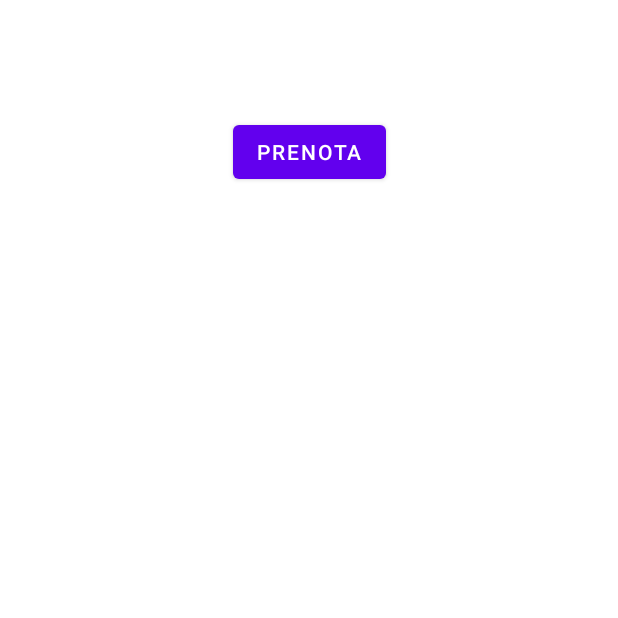
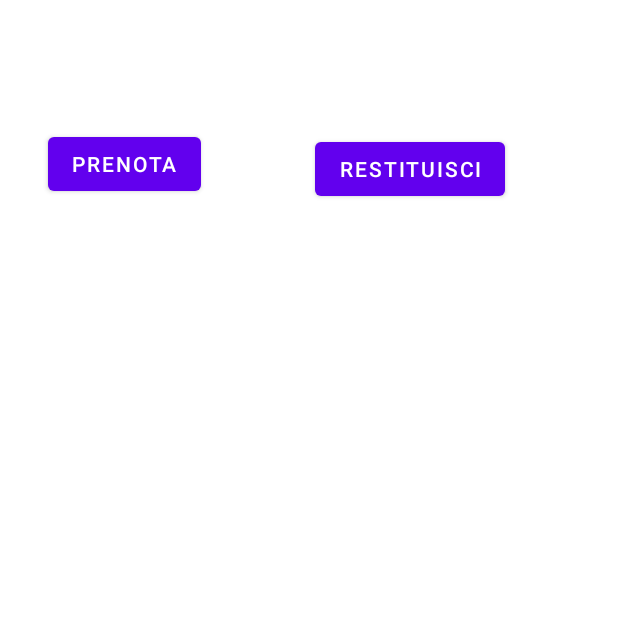
Before and after one commit to asarzisartori/Fabulous-Library, an Android app: the ProductWindowLoggedActivity screen opened directly, with no data from a screen before it, on a phone screen of 412 x 824 dp, the top half of it. Run offline under Robolectric (Android 15) with nearby library versions, the phone set to English and light mode, and no system bars; our stand-ins replace Firebase (no records; nobody signed in at launch, a user with empty details on screens opened directly); 2 statements that could not run were skipped.

Commit message:
Versione 1.0.18(Aggiunto sistema Prenotazione/restituzione, Aggiunta opzione Remove in sezione admin)

```diff
--- a/app/src/main/java/com/example/librapp/Add_frag.kt
+++ b/app/src/main/java/com/example/librapp/Add_frag.kt
@@ -28,8 +28,7 @@ class Add_frag : Fragment() {
 
             } else {
                 if (autore.isEmpty()) {
-                    view.findViewById<EditText>(R.id.authorA).error =
-                        getString(R.string.invalid_username)
+                    view.findViewById<EditText>(R.id.authorA).error = getString(R.string.invalid_username)
                 }else {
                     if (genere.isEmpty()) {
                         view.findViewById<EditText>(R.id.genereA).error =
@@ -64,6 +63,8 @@ class Add_frag : Fragment() {
                         }
                 }
                 }
+
+
             }
 
         return view
--- a/app/src/main/res/layout/activity_product_window_logged.xml
+++ b/app/src/main/res/layout/activity_product_window_logged.xml
@@ -50,8 +50,22 @@
         android:id="@+id/button_Prenota"
         android:layout_width="wrap_content"
         android:layout_height="wrap_content"
+        android:layout_marginTop="8dp"
         android:text="Prenota"
         app:layout_constraintEnd_toEndOf="parent"
+        app:layout_constraintHorizontal_bias="0.103"
         app:layout_constraintStart_toStartOf="parent"
         app:layout_constraintTop_toBottomOf="@+id/TV_Descrizione" />
+
+    <Button
+        android:id="@+id/button_Restituisci"
+        android:layout_width="wrap_content"
+        android:layout_height="wrap_content"
+        android:layout_marginTop="11dp"
+        android:text="RESTITUISCI"
+        app:layout_constraintBottom_toBottomOf="parent"
+        app:layout_constraintEnd_toEndOf="parent"
+        app:layout_constraintStart_toEndOf="@+id/button_Prenota"
+        app:layout_constraintTop_toBottomOf="@+id/TV_Descrizione"
+        app:layout_constraintVertical_bias="0.0" />
 </androidx.constraintlayout.widget.ConstraintLayout>
--- a/app/src/main/res/layout/fragment_remove_frag.xml
+++ b/app/src/main/res/layout/fragment_remove_frag.xml
@@ -21,12 +21,12 @@
         android:hint="Titolo" />
 
     <EditText
-        android:id="@+id/genreR"
+        android:id="@+id/tipoR"
         android:layout_width="match_parent"
         android:layout_height="wrap_content"
         android:ems="10"
-        android:inputType="textPersonName"
-        android:hint="Genere" />
+        android:hint="Tipologia"
+        android:inputType="textPersonName" />
 
     <Button
         android:id="@+id/button_RemoveProduct"
```
Also changed, not shown: app/src/main/java/com/example/librapp/ProductWindowLoggedActivity.kt (+52 -3 lines), app/src/main/java/com/example/librapp/Remove_frag.kt (+31 -2 lines).
